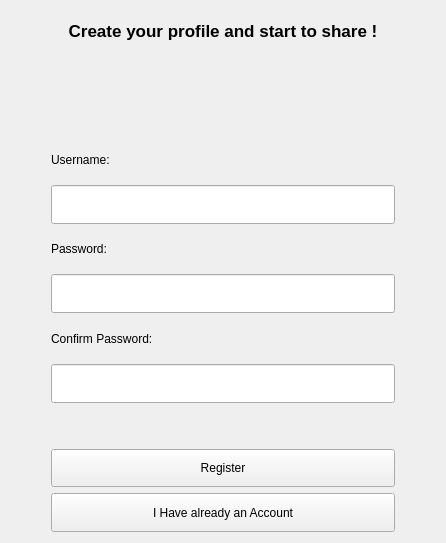
cosimo265598/Edilive, file Login/registrationdialog.ui: the form before one commit.
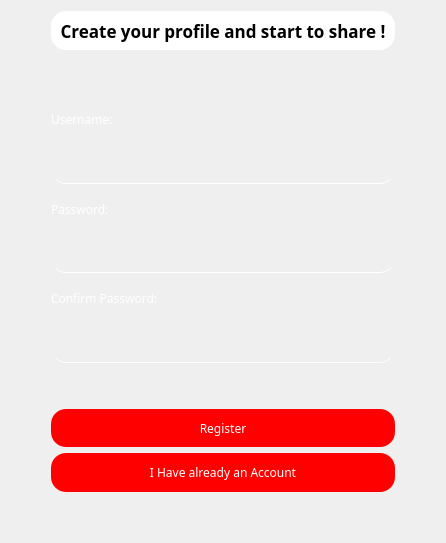
The form after the commit.

Commit message: first example of css style on project- no file css load

```diff
--- a/Login/registrationdialog.ui
+++ b/Login/registrationdialog.ui
@@ -22,6 +22,70 @@
   <property name="windowTitle">
    <string>Form</string>
   </property>
+  <property name="styleSheet">
+   <string notr="true">QPushButton{
+background: red;
+border-radius: 15px;
+color:white;
+}
+
+QLabel#passwordLabel{
+color:white;
+background: transparent;
+}
+
+QLabel#password{
+color:white;
+background: transparent;
+}
+
+QLabel#username{
+color:white;
+background: transparent;
+}
+
+QLabel#usernameLabel{
+color:white;
+background: transparent;
+}
+
+QLabel#confirmPasswordLabel{
+color:white;
+background: transparent;
+}
+
+QLabel#errorMessage{
+background: transparent;
+}
+
+QLabel#label{
+background: white;
+}
+
+QPushButton:hover{
+color:#333;
+border-radius:15px;
+background: #49abff;
+}
+
+
+QLineEdit{
+background: transparent;
+border:none;
+color:#717072;
+border-bottom:1px solid white;
+}
+
+*{
+font-family: century gothic;
+font-size:24 px;
+
+}
+
+QWidget{
+border-radius:15px;
+}</string>
+  </property>
   <layout class="QHBoxLayout" name="horizontalLayout">
    <item>
     <spacer name="horizontalSpacer">
@@ -45,6 +109,7 @@
       <widget class="QLabel" name="label">
        <property name="font">
         <font>
+         <family>century gothic</family>
          <pointsize>13</pointsize>
          <weight>75</weight>
          <bold>true</bold>
@@ -83,22 +148,6 @@
        </property>
       </widget>
      </item>
-     <item>
-      <spacer name="verticalSpacer">
-       <property name="orientation">
-        <enum>Qt::Vertical</enum>
-       </property>
-       <property name="sizeType">
-        <enum>QSizePolicy::Maximum</enum>
-       </property>
-       <property name="sizeHint" stdset="0">
-        <size>
-         <width>20</width>
-         <height>40</height>
-        </size>
-       </property>
-      </spacer>
-     </item>
      <item>
       <widget class="QLabel" name="usernameLabel">
        <property name="text">
@@ -165,7 +214,7 @@
         <enum>Qt::Vertical</enum>
        </property>
        <property name="sizeType">
-        <enum>QSizePolicy::Minimum</enum>
+        <enum>QSizePolicy::Maximum</enum>
        </property>
        <property name="sizeHint" stdset="0">
         <size>
@@ -187,7 +236,7 @@
         <string/>
        </property>
        <property name="autoFillBackground">
-        <bool>true</bool>
+        <bool>false</bool>
        </property>
        <property name="text">
         <string>Register</string>
@@ -197,7 +246,7 @@
      <item>
       <widget class="QPushButton" name="pushButton_alreadyAnAccount">
        <property name="sizePolicy">
-        <sizepolicy hsizetype="MinimumExpanding" vsizetype="Preferred">
+        <sizepolicy hsizetype="Minimum" vsizetype="Preferred">
          <horstretch>0</horstretch>
          <verstretch>0</verstretch>
         </sizepolicy>
@@ -207,6 +256,22 @@
        </property>
       </widget>
      </item>
+     <item>
+      <spacer name="verticalSpacer_3">
+       <property name="orientation">
+        <enum>Qt::Vertical</enum>
+       </property>
+       <property name="sizeType">
+        <enum>QSizePolicy::Maximum</enum>
+       </property>
+       <property name="sizeHint" stdset="0">
+        <size>
+         <width>20</width>
+         <height>40</height>
+        </size>
+       </property>
+      </spacer>
+     </item>
     </layout>
    </item>
    <item>
```
The commit also changes 20 other files.
